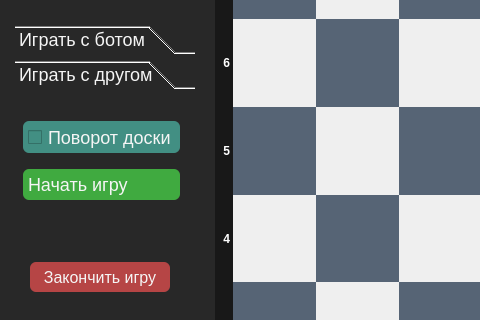
Above: main.ui from Artemdjdj/checker before the change; both pictures show x 0 to 480 and y 256 to 576 of the 1325 by 822 pixel window. Below: the same form after it.
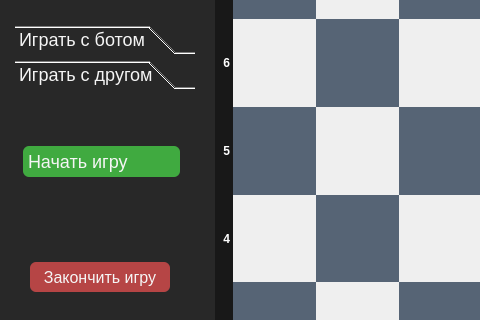
That is the form after the change. The open tabs and pages were chosen to show the change. Icons and pictures are not drawn.

Patch:
```diff
--- a/main.ui
+++ b/main.ui
@@ -610,8 +610,8 @@
                  <rect>
                   <x>0</x>
                   <y>0</y>
-                  <width>90</width>
-                  <height>20</height>
+                  <width>170</width>
+                  <height>114</height>
                  </rect>
                 </property>
                 <attribute name="label">
@@ -642,17 +642,6 @@
                   <property name="bottomMargin">
                    <number>10</number>
                   </property>
-                  <item>
-                   <widget class="QCheckBox" name="checkBox">
-                    <property name="styleSheet">
-                     <string notr="true">background-color:rgb(66, 143, 131);
-border-radius:6px;</string>
-                    </property>
-                    <property name="text">
-                     <string>Поворот доски</string>
-                    </property>
-                   </widget>
-                  </item>
                   <item>
                    <widget class="QPushButton" name="start_game_2_players">
                     <property name="styleSheet">
```
